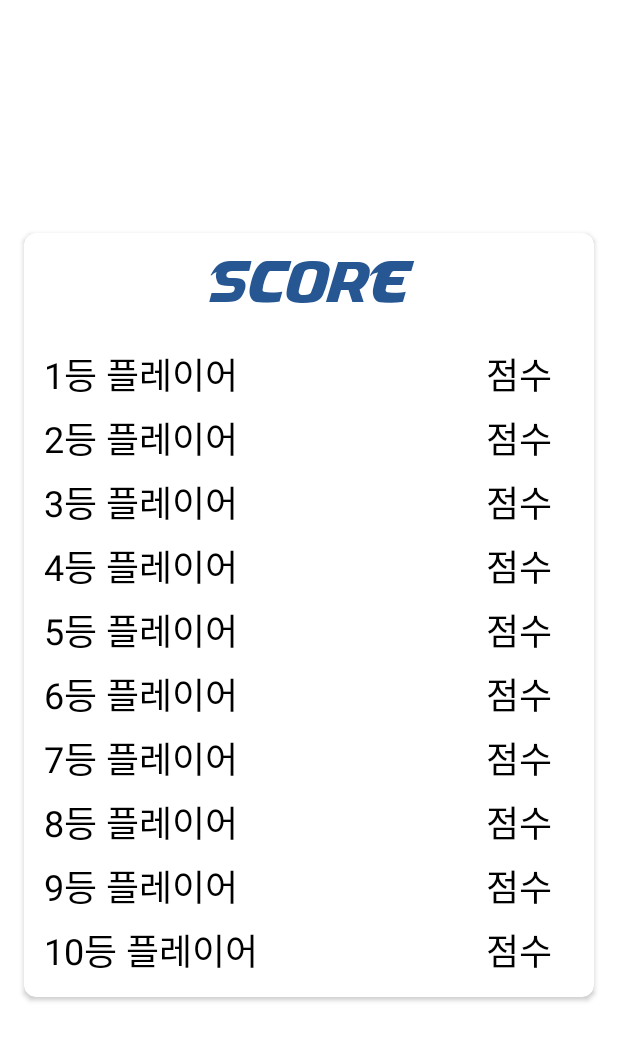
After one commit to woohyein/CS496_proj2, an Android app: the layout activity_score_list.xml on its own in the app's theme, with its tools: preview values and no code run, on a phone screen of 412 x 824 dp. The commit adds this screen. Shown: the top 1041 px of the screen. Run offline under Robolectric (Android 15) with nearby library versions, the light colour scheme and no system bars; Roboto replaces fonts that are not available here.

Commit message:
스코어 리스트 업로드

```diff
--- /dev/null
+++ b/app/src/main/java/com/example/cs496_proj2/CSCal/ScoreListActivity.java
@@ -0,0 +1,16 @@
+package com.example.cs496_proj2.CSCal;
+
+import androidx.appcompat.app.AppCompatActivity;
+
+import android.os.Bundle;
+
+import com.example.cs496_proj2.R;
+
+public class ScoreListActivity extends AppCompatActivity {
+
+    @Override
+    protected void onCreate(Bundle savedInstanceState) {
+        super.onCreate(savedInstanceState);
+        setContentView(R.layout.activity_score_list);
+    }
+}
--- /dev/null
+++ b/app/src/main/res/layout/activity_score_list.xml
@@ -0,0 +1,298 @@
+<?xml version="1.0" encoding="utf-8"?>
+<LinearLayout xmlns:android="http://schemas.android.com/apk/res/android"
+    xmlns:app="http://schemas.android.com/apk/res-auto"
+    xmlns:tools="http://schemas.android.com/tools"
+    android:layout_width="match_parent"
+    android:layout_height="match_parent"
+    android:background="@android:color/transparent"
+    android:gravity="center"
+    android:orientation="vertical"
+    tools:context=".contacts.AddContactActivity">
+
+    <androidx.cardview.widget.CardView xmlns:android="http://schemas.android.com/apk/res/android"
+        xmlns:card_view="http://schemas.android.com/apk/res-auto"
+        android:id="@+id/card"
+        android:layout_width="match_parent"
+        android:layout_height="wrap_content"
+        android:layout_marginLeft="16dp"
+        android:layout_marginTop="12dp"
+        android:layout_marginRight="16dp"
+        android:layout_marginBottom="15dp"
+        android:clickable="true"
+        android:foreground="?selectableItemBackground"
+        card_view:cardBackgroundColor="#FFFF"
+        card_view:cardCornerRadius="8dp"
+        card_view:contentPadding="10dp">
+
+
+
+        <LinearLayout
+            android:layout_width="match_parent"
+            android:layout_height="match_parent"
+            android:orientation="vertical">
+
+            <TextView
+                android:layout_width="match_parent"
+                android:layout_height="match_parent"
+                android:text=" Score "
+                android:fontFamily="@font/masque"
+                android:gravity="center"
+                android:textSize="36dp"
+                android:textColor="#275793"
+                android:layout_marginBottom="20dp"/>
+
+            <LinearLayout
+                android:layout_width="match_parent"
+                android:layout_height="match_parent"
+                android:orientation="horizontal"
+                android:layout_margin="3dp" >
+
+                <TextView
+                    android:id="@+id/player1"
+                    android:layout_width="match_parent"
+                    android:layout_height="match_parent"
+                    android:text="1등 플레이어"
+                    android:textSize="24dp"
+                    android:textColor="@color/black"
+                    android:layout_weight="1"/>
+
+                <TextView
+                    android:id="@+id/score1"
+                    android:layout_width="match_parent"
+                    android:layout_height="match_parent"
+                    android:text="점수"
+                    android:textSize="24dp"
+                    android:textColor="@color/black"
+                    android:layout_weight="5"/>
+            </LinearLayout>
+
+            <LinearLayout
+                android:layout_width="match_parent"
+                android:layout_height="match_parent"
+                android:orientation="horizontal"
+                android:layout_margin="3dp" >
+
+                <TextView
+                    android:id="@+id/player2"
+                    android:layout_width="match_parent"
+                    android:layout_height="match_parent"
+                    android:text="2등 플레이어"
+                    android:textSize="24dp"
+                    android:textColor="@color/black"
+                    android:layout_weight="1"/>
+
+                <TextView
+                    android:id="@+id/score2"
+                    android:layout_width="match_parent"
+                    android:layout_height="match_parent"
+                    android:text="점수"
+                    android:textSize="24dp"
+                    android:textColor="@color/black"
+                    android:layout_weight="5"/>
+            </LinearLayout>
+
+            <LinearLayout
+                android:layout_width="match_parent"
+                android:layout_height="match_parent"
+                android:orientation="horizontal"
+                android:layout_margin="3dp" >
+
+                <TextView
+                    android:id="@+id/player3"
+                    android:layout_width="match_parent"
+                    android:layout_height="match_parent"
+                    android:text="3등 플레이어"
+                    android:textSize="24dp"
+                    android:textColor="@color/black"
+                    android:layout_weight="1"/>
+
+                <TextView
+                    android:id="@+id/score3"
+                    android:layout_width="match_parent"
+                    android:layout_height="match_parent"
+                    android:text="점수"
+                    android:textSize="24dp"
+                    android:textColor="@color/black"
+                    android:layout_weight="5"/>
+            </LinearLayout>
+
+            <LinearLayout
+                android:layout_width="match_parent"
+                android:layout_height="match_parent"
+                android:orientation="horizontal"
+                android:layout_margin="3dp" >
+
+                <TextView
+                    android:id="@+id/player4"
+                    android:layout_width="match_parent"
+                    android:layout_height="match_parent"
+                    android:text="4등 플레이어"
+                    android:textSize="24dp"
+                    android:textColor="@color/black"
+                    android:layout_weight="1"/>
+
+                <TextView
+                    android:id="@+id/score4"
+                    android:layout_width="match_parent"
+                    android:layout_height="match_parent"
+                    android:text="점수"
+                    android:textSize="24dp"
+                    android:textColor="@color/black"
+                    android:layout_weight="5"/>
+            </LinearLayout>
+
+            <LinearLayout
+                android:layout_width="match_parent"
+                android:layout_height="match_parent"
+                android:orientation="horizontal"
+                android:layout_margin="3dp" >
+
+                <TextView
+                    android:id="@+id/player5"
+                    android:layout_width="match_parent"
+                    android:layout_height="match_parent"
+                    android:text="5등 플레이어"
+                    android:textSize="24dp"
+                    android:textColor="@color/black"
+                    android:layout_weight="1"/>
+
+                <TextView
+                    android:id="@+id/score5"
+                    android:layout_width="match_parent"
+                    android:layout_height="match_parent"
+                    android:text="점수"
+                    android:textSize="24dp"
+                    android:textColor="@color/black"
+                    android:layout_weight="5"/>
+            </LinearLayout>
+
+            <LinearLayout
+                android:layout_width="match_parent"
+                android:layout_height="match_parent"
+                android:orientation="horizontal"
+                android:layout_margin="3dp" >
+
+                <TextView
+                    android:id="@+id/player6"
+                    android:layout_width="match_parent"
+                    android:layout_height="match_parent"
+                    android:text="6등 플레이어"
+                    android:textSize="24dp"
+                    android:textColor="@color/black"
+                    android:layout_weight="1"/>
+
+                <TextView
+                    android:id="@+id/score6"
+                    android:layout_width="match_parent"
+                    android:layout_height="match_parent"
+                    android:text="점수"
+                    android:textSize="24dp"
+                    android:textColor="@color/black"
+                    android:layout_weight="5"/>
+            </LinearLayout>
+
+            <LinearLayout
+                android:layout_width="match_parent"
+                android:layout_height="match_parent"
+                android:orientation="horizontal"
+                android:layout_margin="3dp" >
+
+                <TextView
+                    android:id="@+id/player7"
+                    android:layout_width="match_parent"
+                    android:layout_height="match_parent"
+                    android:text="7등 플레이어"
+                    android:textSize="24dp"
+                    android:textColor="@color/black"
+                    android:layout_weight="1"/>
+
+                <TextView
+                    android:id="@+id/score7"
+                    android:layout_width="match_parent"
+                    android:layout_height="match_parent"
+                    android:text="점수"
+                    android:textSize="24dp"
+                    android:textColor="@color/black"
+                    android:layout_weight="5"/>
+            </LinearLayout>
+
+            <LinearLayout
+                android:layout_width="match_parent"
+                android:layout_height="match_parent"
+                android:orientation="horizontal"
+                android:layout_margin="3dp" >
+
+                <TextView
+                    android:id="@+id/player8"
+                    android:layout_width="match_parent"
+                    android:layout_height="match_parent"
+                    android:text="8등 플레이어"
+                    android:textSize="24dp"
+                    android:textColor="@color/black"
+                    android:layout_weight="1"/>
+
+                <TextView
+                    android:id="@+id/score8"
+                    android:layout_width="match_parent"
+                    android:layout_height="match_parent"
+                    android:text="점수"
+                    android:textSize="24dp"
+                    android:textColor="@color/black"
+                    android:layout_weight="5"/>
+            </LinearLayout>
+
+            <LinearLayout
+                android:layout_width="match_parent"
+                android:layout_height="match_parent"
+                android:orientation="horizontal"
+                android:layout_margin="3dp" >
+
+                <TextView
+                    android:id="@+id/player9"
+                    android:layout_width="match_parent"
+                    android:layout_height="match_parent"
+                    android:text="9등 플레이어"
+                    android:textSize="24dp"
+                    android:textColor="@color/black"
+                    android:layout_weight="1"/>
+
+                <TextView
+                    android:id="@+id/score9"
+                    android:layout_width="match_parent"
+                    android:layout_height="match_parent"
+                    android:text="점수"
+                    android:textSize="24dp"
+                    android:textColor="@color/black"
+                    android:layout_weight="5"/>
+            </LinearLayout>
+
+            <LinearLayout
+                android:layout_width="match_parent"
+                android:layout_height="match_parent"
+                android:orientation="horizontal"
+                android:layout_margin="3dp" >
+
+                <TextView
+                    android:id="@+id/player10"
+                    android:layout_width="match_parent"
+                    android:layout_height="match_parent"
+                    android:text="10등 플레이어"
+                    android:textSize="24dp"
+                    android:textColor="@color/black"
+                    android:layout_weight="1"/>
+
+                <TextView
+                    android:id="@+id/score10"
+                    android:layout_width="match_parent"
+                    android:layout_height="match_parent"
+                    android:text="점수"
+                    android:textSize="24dp"
+                    android:textColor="@color/black"
+                    android:layout_weight="5"/>
+            </LinearLayout>
+
+        </LinearLayout>
+
+    </androidx.cardview.widget.CardView>
+
+</LinearLayout>
--- a/app/src/main/res/values/strings.xml
+++ b/app/src/main/res/values/strings.xml
@@ -1,4 +1,5 @@
 <resources>
     <string name="app_name">CS496_proj2</string>
-    <string name="facebook_app_id">152673103315111</string> <string name="fb_login_protocol_scheme">fb152673103315111</string>
+    <string name="facebook_app_id">152673103315111</string>
+    <string name="fb_login_protocol_scheme">fb152673103315111</string>
 </resources>
```
Also changed, not shown: app/src/main/AndroidManifest.xml (+27 -10 lines).
